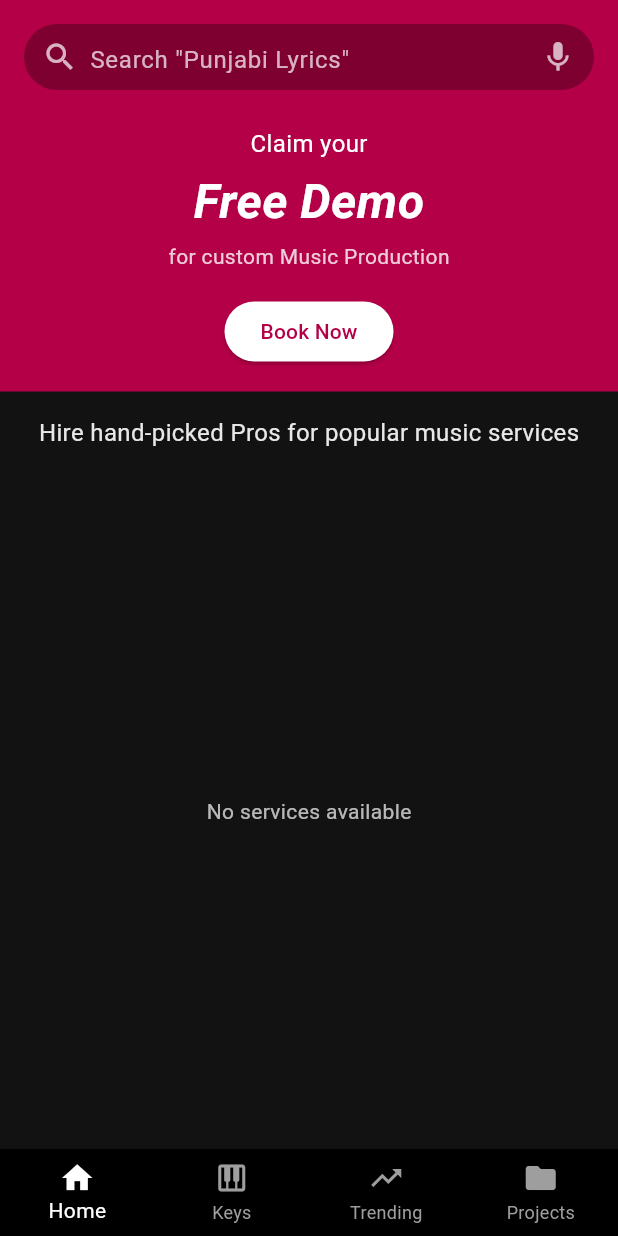
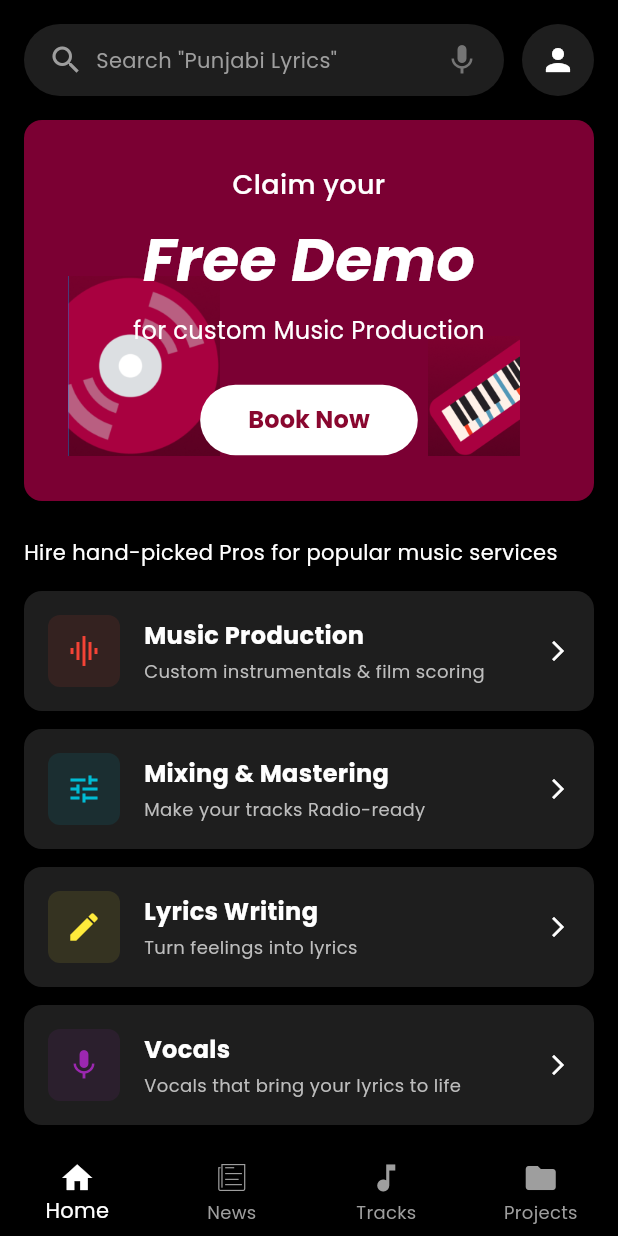
Before and after one commit to shrilakshmikakati/music_app, a Flutter app: the screen it shows after launch, on a phone screen of 412 x 824 dp. Run offline on Flutter 3.47's test engine with Material 3 defaults, Android fonts, the phone set to English and light mode, and no system bars; our stand-ins replace cloud_firestore, firebase_core, google_fonts; accounts and stored records are empty.

Commit message:
Second commit

```diff
--- a/lib/main.dart
+++ b/lib/main.dart
@@ -1,12 +1,16 @@
 import 'package:flutter/material.dart';
-import 'package:firebase_core/firebase_core.dart';
-import 'package:provider/provider.dart';
-import 'view_models/services_view_model.dart';
-import 'views/home_screen.dart';
+import 'package:flutter/services.dart';
+import 'screens/home_screen.dart';
+import 'package:google_fonts/google_fonts.dart';
 
-void main() async {
+void main() {
   WidgetsFlutterBinding.ensureInitialized();
-  await Firebase.initializeApp();
+  SystemChrome.setSystemUIOverlayStyle(
+    const SystemUiOverlayStyle(
+      statusBarColor: Colors.transparent,
+      statusBarIconBrightness: Brightness.light,
+    ),
+  );
   runApp(const MyApp());
 }
 
@@ -15,18 +19,19 @@ class MyApp extends StatelessWidget {
 
   @override
   Widget build(BuildContext context) {
-    return ChangeNotifierProvider(
-      create: (context) => ServicesViewModel(),
-      child: MaterialApp(
-        title: 'Music Services App',
-        debugShowCheckedModeBanner: false,
-        theme: ThemeData(
-          primaryColor: const Color(0xFFB30046),
-          scaffoldBackgroundColor: const Color(0xFF121212),
-          fontFamily: 'Roboto',
-        ),
-        home: const HomeScreen(),
+    return MaterialApp(
+      title: 'Music Production Services',
+      debugShowCheckedModeBanner: false,
+      theme: ThemeData(
+        brightness: Brightness.dark,
+        primaryColor: const Color(0xFFB30E41),
+        scaffoldBackgroundColor: Colors.black,
+        fontFamily: GoogleFonts.poppins().fontFamily,
+        textTheme: GoogleFonts.poppinsTextTheme(
+          Theme.of(context).textTheme,
+        ).apply(bodyColor: Colors.white),
       ),
+      home: const HomeScreen(),
     );
   }
 }
--- a/lib/repositories/services_repository.dart
+++ b/lib/repositories/services_repository.dart
@@ -9,9 +9,8 @@ class ServicesRepository {
       final QuerySnapshot snapshot = await _firestore.collection('services').get();
 
       return snapshot.docs.map((doc) {
-        return ServiceModel.fromMap(
-          doc.data() as Map<String, dynamic>,
-          doc.id,
+        return ServiceModel.fromJson(
+            doc.data() as Map<String, dynamic>
         );
       }).toList();
     } catch (e) {
--- /dev/null
+++ b/lib/screens/home_screen.dart
@@ -0,0 +1,154 @@
+import 'package:flutter/material.dart';
+import '../widgets/header_section.dart';
+import '../widgets/service_card.dart';
+import 'package:flutter/cupertino.dart';
+
+class HomeScreen extends StatelessWidget {
+  const HomeScreen({Key? key}) : super(key: key);
+
+  void _handleBookNow() {
+    // Implement booking functionality
+    print('Book Now pressed');
+  }
+
+  void _handleServiceTap(String service) {
+    // Handle service selection
+    print('Selected service: $service');
+  }
+
+  @override
+  Widget build(BuildContext context) {
+    return Scaffold(
+      backgroundColor: Colors.black,
+      body: SafeArea(
+        child: Column(
+          children: [
+            // Search and profile section
+            Padding(
+              padding: const EdgeInsets.all(16.0),
+              child: Row(
+                children: [
+                  // Search bar
+                  Expanded(
+                    child: Container(
+                      height: 48,
+                      padding: const EdgeInsets.symmetric(horizontal: 16),
+                      decoration: BoxDecoration(
+                        color: const Color(0xFF1E1E1E),
+                        borderRadius: BorderRadius.circular(24),
+                      ),
+                      child: Row(
+                        children: [
+                          const Icon(Icons.search, color: Colors.grey),
+                          const SizedBox(width: 8),
+                          const Text(
+                            'Search "Punjabi Lyrics"',
+                            style: TextStyle(color: Colors.grey),
+                          ),
+                          const Spacer(),
+                          Icon(Icons.mic, color: Colors.grey[600]),
+                        ],
+                      ),
+                    ),
+                  ),
+                  const SizedBox(width: 12),
+                  // Profile icon
+                  Container(
+                    width: 48,
+                    height: 48,
+                    decoration: BoxDecoration(
+                      color: const Color(0xFF1E1E1E),
+                      borderRadius: BorderRadius.circular(24),
+                    ),
+                    child: const Icon(Icons.person, color: Colors.white),
+                  ),
+                ],
+              ),
+            ),
+
+            // Main content - scrollable
+            Expanded(
+              child: SingleChildScrollView(
+                child: Padding(
+                  padding: const EdgeInsets.symmetric(horizontal: 16.0),
+                  child: Column(
+                    crossAxisAlignment: CrossAxisAlignment.start,
+                    children: [
+                      // Header section with free demo
+                      HeaderSection(onBookNow: _handleBookNow),
+                      const SizedBox(height: 24),
+
+                      // Tagline
+                      const Text(
+                        'Hire hand-picked Pros for popular music services',
+                        style: TextStyle(
+                          color: Colors.white,
+                          fontSize: 14,
+                        ),
+                      ),
+                      const SizedBox(height: 16),
+
+                      // Services list
+                      ServiceCard(
+                        title: 'Music Production',
+                        description: 'Custom instrumentals & film scoring',
+                        iconColor: Colors.red,
+                        icon: Icons.graphic_eq,
+                        onTap: () => _handleServiceTap('Music Production'),
+                      ),
+                      ServiceCard(
+                        title: 'Mixing & Mastering',
+                        description: 'Make your tracks Radio-ready',
+                        iconColor: Colors.cyan,
+                        icon: Icons.tune,
+                        onTap: () => _handleServiceTap('Mixing & Mastering'),
+                      ),
+                      ServiceCard(
+                        title: 'Lyrics Writing',
+                        description: 'Turn feelings into lyrics',
+                        iconColor: Colors.yellow,
+                        icon: Icons.edit,
+                        onTap: () => _handleServiceTap('Lyrics Writing'),
+                      ),
+                      ServiceCard(
+                        title: 'Vocals',
+                        description: 'Vocals that bring your lyrics to life',
+                        iconColor: Colors.purple,
+                        icon: Icons.mic,
+                        onTap: () => _handleServiceTap('Vocals'),
+                      ),
+                    ],
+                  ),
+                ),
+              ),
+            ),
+          ],
+        ),
+      ),
+      bottomNavigationBar: BottomNavigationBar(
+        backgroundColor: Colors.black,
+        selectedItemColor: Colors.white,
+        unselectedItemColor: Colors.grey,
+        type: BottomNavigationBarType.fixed,
+        items: const [
+          BottomNavigationBarItem(
+            icon: Icon(Icons.home),
+            label: 'Home',
+          ),
+          BottomNavigationBarItem(
+            icon: Icon(CupertinoIcons.news),
+            label: 'News',
+          ),
+          BottomNavigationBarItem(
+            icon: Icon(Icons.music_note),
+            label: 'Tracks',
+          ),
+          BottomNavigationBarItem(
+            icon: Icon(Icons.folder),
+            label: 'Projects',
+          ),
+        ],
+      ),
+    );
+  }
+}
--- a/lib/views/home_screen.dart
+++ /dev/null
@@ -1,194 +0,0 @@
-import 'package:flutter/material.dart';
-import 'package:provider/provider.dart';
-import '../view_models/services_view_model.dart';
-import '../widgets/service_card.dart';
-import 'service_detail_screen.dart';
-
-class HomeScreen extends StatefulWidget {
-  const HomeScreen({Key? key}) : super(key: key);
-
-  @override
-  State<HomeScreen> createState() => _HomeScreenState();
-}
-
-class _HomeScreenState extends State<HomeScreen> {
-  @override
-  void initState() {
-    super.initState();
-    // Fetch services when screen loads
-    WidgetsBinding.instance.addPostFrameCallback((_) {
-      Provider.of<ServicesViewModel>(context, listen: false).fetchServices();
-    });
-  }
-
-  @override
-  Widget build(BuildContext context) {
-    return Scaffold(
-      backgroundColor: const Color(0xFF121212),
-      body: SafeArea(
-        child: Column(
-          children: [
-            // App Bar with Search
-            Container(
-              padding: const EdgeInsets.all(16),
-              color: const Color(0xFFB30046), // Deep red/burgundy color
-              child: Column(
-                children: [
-                  // Search Bar
-                  Container(
-                    height: 44,
-                    decoration: BoxDecoration(
-                      color: Colors.black.withOpacity(0.3),
-                      borderRadius: BorderRadius.circular(22),
-                    ),
-                    child: Row(
-                      children: [
-                        const SizedBox(width: 12),
-                        const Icon(Icons.search, color: Colors.white70),
-                        const SizedBox(width: 8),
-                        Expanded(
-                          child: TextField(
-                            decoration: const InputDecoration(
-                              hintText: 'Search "Punjabi Lyrics"',
-                              hintStyle: TextStyle(color: Colors.white70),
-                              border: InputBorder.none,
-                            ),
-                            style: const TextStyle(color: Colors.white),
-                          ),
-                        ),
-                        const SizedBox(width: 8),
-                        const Icon(Icons.mic, color: Colors.white70),
-                        const SizedBox(width: 12),
-                      ],
-                    ),
-                  ),
-
-                  const SizedBox(height: 24),
-
-                  // Free Demo Section
-                  Column(
-                    children: [
-                      const Text(
-                        'Claim your',
-                        style: TextStyle(
-                          color: Colors.white,
-                          fontSize: 16,
-                        ),
-                      ),
-                      const SizedBox(height: 4),
-                      const Text(
-                        'Free Demo',
-                        style: TextStyle(
-                          color: Colors.white,
-                          fontSize: 32,
-                          fontWeight: FontWeight.bold,
-                          fontStyle: FontStyle.italic,
-                        ),
-                      ),
-                      const SizedBox(height: 4),
-                      Text(
-                        'for custom Music Production',
-                        style: TextStyle(
-                          color: Colors.white.withOpacity(0.8),
-                          fontSize: 14,
-                        ),
-                      ),
-                      const SizedBox(height: 16),
-                      ElevatedButton(
-                        onPressed: () {},
-                        style: ElevatedButton.styleFrom(
-                          backgroundColor: Colors.white,
-                          foregroundColor: const Color(0xFFB30046),
-                          shape: RoundedRectangleBorder(
-                            borderRadius: BorderRadius.circular(20),
-                          ),
-                          padding: const EdgeInsets.symmetric(horizontal: 24, vertical: 8),
-                        ),
-                        child: const Text('Book Now'),
-                      ),
-                    ],
-                  ),
-                ],
-              ),
-            ),
-
-            // Pros Text
-            Padding(
-              padding: const EdgeInsets.all(16.0),
-              child: Text(
-                'Hire hand-picked Pros for popular music services',
-                style: TextStyle(
-                  color: Colors.white.withOpacity(0.9),
-                  fontSize: 16,
-                ),
-              ),
-            ),
-
-            // Services List
-            Expanded(
-              child: Consumer<ServicesViewModel>(
-                builder: (context, viewModel, child) {
-                  if (viewModel.isLoading) {
-                    return const Center(child: CircularProgressIndicator());
-                  }
-
-                  if (viewModel.error.isNotEmpty) {
-                    return Center(
-                      child: Text(
-                        'Error: ${viewModel.error}',
-                        style: const TextStyle(color: Colors.red),
-                      ),
-                    );
-                  }
-
-                  if (viewModel.services.isEmpty) {
-                    return const Center(
-                      child: Text(
-                        'No services available',
-                        style: TextStyle(color: Colors.white70),
-                      ),
-                    );
-                  }
-
-                  return Padding(
-                    padding: const EdgeInsets.symmetric(horizontal: 16.0),
-                    child: ListView.builder(
-                      itemCount: viewModel.services.length,
-                      itemBuilder: (context, index) {
-                        final service = viewModel.services[index];
-                        return ServiceCard(
-                          service: service,
-                          onTap: () {
-                            Navigator.push(
-                              context,
-                              MaterialPageRoute(
-                                builder: (context) => ServiceDetailScreen(service: service),
-                              ),
-                            );
-                          },
-                        );
-                      },
-                    ),
-                  );
-                },
-              ),
-            ),
-          ],
-        ),
-      ),
-      bottomNavigationBar: BottomNavigationBar(
-        backgroundColor: Colors.black,
-        unselectedItemColor: Colors.grey,
-        selectedItemColor: Colors.white,
-        type: BottomNavigationBarType.fixed,
-        items: const [
-          BottomNavigationBarItem(icon: Icon(Icons.home), label: 'Home'),
-          BottomNavigationBarItem(icon: Icon(Icons.piano), label: 'Keys'),
-          BottomNavigationBarItem(icon: Icon(Icons.trending_up), label: 'Trending'),
-          BottomNavigationBarItem(icon: Icon(Icons.folder), label: 'Projects'),
-        ],
-        currentIndex: 0,
-      ),
-    );
-  }
-}
--- /dev/null
+++ b/lib/widgets/header_section.dart
@@ -0,0 +1,102 @@
+import 'package:flutter/material.dart';
+
+class HeaderSection extends StatelessWidget {
+  final VoidCallback onBookNow;
+
+  const HeaderSection({Key? key, required this.onBookNow}) : super(key: key);
+
+  @override
+  Widget build(BuildContext context) {
+    return Container(
+      width: double.infinity,
+      padding: const EdgeInsets.fromLTRB(20, 30, 20, 30),
+      decoration: BoxDecoration(
+        color: const Color(0xFF7B0033), // Deep burgundy color
+        borderRadius: BorderRadius.circular(12.0),
+      ),
+      child: Stack(
+        children: [
+          // Vinyl record graphic (left corner)
+          Positioned(
+            left: 0,
+            bottom: 0,
+            child: Image.asset(
+              'assets/vinyl.png',
+              width: 120,
+              height: 120,
+            ),
+          ),
+          // Piano keys graphic (right corner)
+          Positioned(
+            right: 0,
+            bottom: 0,
+            child: Image.asset(
+              'assets/keyboard.png',
+              width: 120,
+              height: 80,
+            ),
+          ),
+          Center(
+            child: Column(
+              mainAxisSize: MainAxisSize.min,
+              mainAxisAlignment: MainAxisAlignment.center,
+              crossAxisAlignment: CrossAxisAlignment.center,
+              children: [
+                const Text(
+                  'Claim your',
+                  style: TextStyle(
+                    color: Colors.white,
+                    fontSize: 18,
+                    fontWeight: FontWeight.w500,
+                  ),
+                  textAlign: TextAlign.center,
+                ),
+                const SizedBox(height: 8),
+                const Text(
+                  'Free Demo',
+                  style: TextStyle(
+                    color: Colors.white,
+                    fontSize: 40,
+                    fontStyle: FontStyle.italic,
+                    fontWeight: FontWeight.bold,
+                  ),
+                  textAlign: TextAlign.center,
+                ),
+                const SizedBox(height: 8),
+                const Text(
+                  'for custom Music Production',
+                  style: TextStyle(
+                    color: Colors.white,
+                    fontSize: 16,
+                    fontWeight: FontWeight.w400,
+                  ),
+                  textAlign: TextAlign.center,
+                ),
+                const SizedBox(height: 24),
+                ElevatedButton(
+                  onPressed: onBookNow,
+                  style: ElevatedButton.styleFrom(
+                    backgroundColor: Colors.white,
+                    foregroundColor: const Color(0xFF89072F),
+                    shape: RoundedRectangleBorder(
+                      borderRadius: BorderRadius.circular(24),
+                    ),
+                    padding: const EdgeInsets.symmetric(horizontal: 32, vertical: 12),
+                    elevation: 0,
+                  ),
+                  child: const Text(
+                    'Book Now',
+                    style: TextStyle(
+                      fontWeight: FontWeight.bold,
+                      fontSize: 16,
+                    ),
+                  ),
+                ),
+              ],
+            ),
+          ),
+        ],
+      ),
+    );
+  }
+}
--- a/lib/widgets/service_card.dart
+++ b/lib/widgets/service_card.dart
@@ -2,12 +2,18 @@ import 'package:flutter/material.dart';
 import '../models/service_model.dart';
 
 class ServiceCard extends StatelessWidget {
-  final ServiceModel service;
+  final String title;
+  final String description;
+  final Color iconColor;
+  final IconData icon;
   final VoidCallback onTap;
 
   const ServiceCard({
     Key? key,
-    required this.service,
+    required this.title,
+    required this.description,
+    required this.iconColor,
+    required this.icon,
     required this.onTap,
   }) : super(key: key);
 
@@ -25,15 +31,28 @@ class ServiceCard extends StatelessWidget {
           padding: const EdgeInsets.all(16.0),
           child: Row(
             children: [
-              // Icon based on service type
-              _getServiceIcon(service.iconName),
+              // Icon with colored background
+              Container(
+                width: 48,
+                height: 48,
+                decoration: BoxDecoration(
+                  color: iconColor.withOpacity(0.1),
+                  borderRadius: BorderRadius.circular(8),
+                ),
+                child: Icon(
+                  icon,
+                  color: iconColor,
+                  size: 24,
+                ),
+              ),
               const SizedBox(width: 16),
+              // Title and description
               Expanded(
                 child: Column(
                   crossAxisAlignment: CrossAxisAlignment.start,
                   children: [
                     Text(
-                      service.title,
+                      title,
                       style: const TextStyle(
                         color: Colors.white,
                         fontSize: 16,
@@ -42,18 +61,20 @@ class ServiceCard extends StatelessWidget {
                     ),
                     const SizedBox(height: 4),
                     Text(
-                      service.description,
+                      description,
                       style: TextStyle(
-                        color: Colors.white.withOpacity(0.7),
-                        fontSize: 14,
+                        color: Colors.grey[400],
+                        fontSize: 12,
                       ),
                     ),
                   ],
                 ),
               ),
+              // Arrow icon
               const Icon(
-                Icons.chevron_right,
+                Icons.arrow_forward_ios,
                 color: Colors.white,
+                size: 16,
               ),
             ],
           ),
@@ -61,46 +82,4 @@ class ServiceCard extends StatelessWidget {
       ),
     );
   }
-
-  Widget _getServiceIcon(String iconName) {
-    // Map icon names to appropriate icons
-    IconData iconData;
-    Color iconColor;
-
-    switch (iconName) {
-      case 'music_production':
-        iconData = Icons.music_note;
-        iconColor = Colors.red;
-        break;
-      case 'mixing':
-        iconData = Icons.equalizer;
-        iconColor = Colors.teal;
-        break;
-      case 'lyrics':
-        iconData = Icons.edit;
-        iconColor = Colors.amber;
-        break;
-      case 'vocals':
-        iconData = Icons.mic;
-        iconColor = Colors.purple;
-        break;
-      default:
-        iconData = Icons.music_note;
-        iconColor = Colors.grey;
-    }
-
-    return Container(
-      width: 40,
-      height: 40,
-      decoration: BoxDecoration(
-        color: iconColor.withOpacity(0.2),
-        borderRadius: BorderRadius.circular(8),
-      ),
-      child: Icon(
-        iconData,
-        color: iconColor,
-        size: 24,
-      ),
-    );
-  }
 }
```
Also changed, not shown: lib/models/service_model.dart (+48 -9 lines), lib/theme/app_theme.dart (added, +42 -0 lines), pubspec.yaml (+6 -3 lines), assets/keyboard.png (added), assets/vinyl.png (added), lib/screens/service_detail_screen.dart (renamed from lib/views/service_detail_screen.dart), pubspec.lock, 3 other files.
